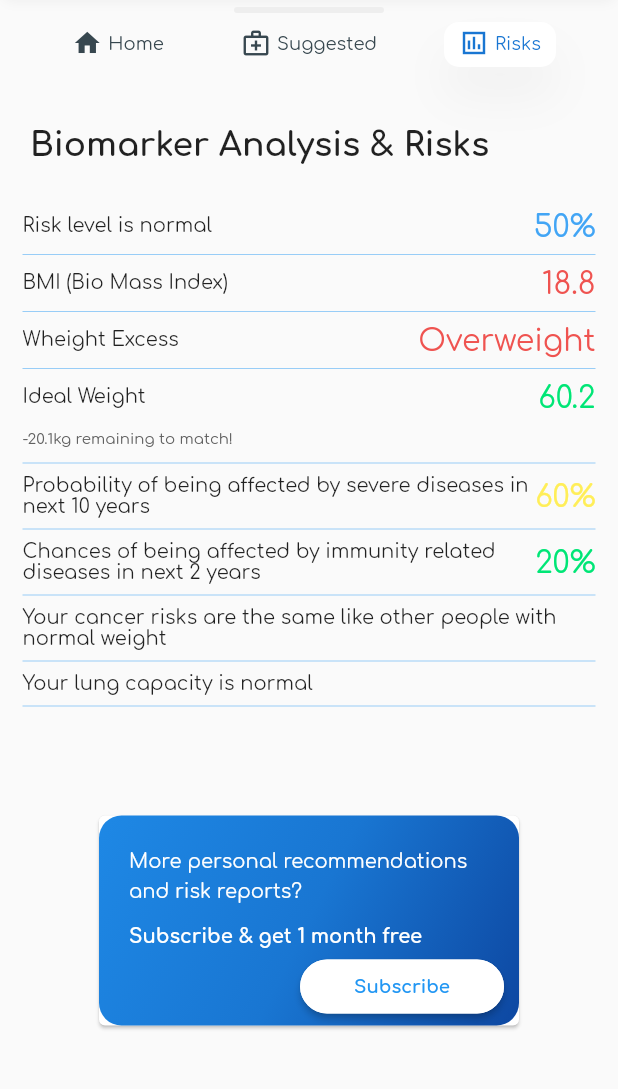
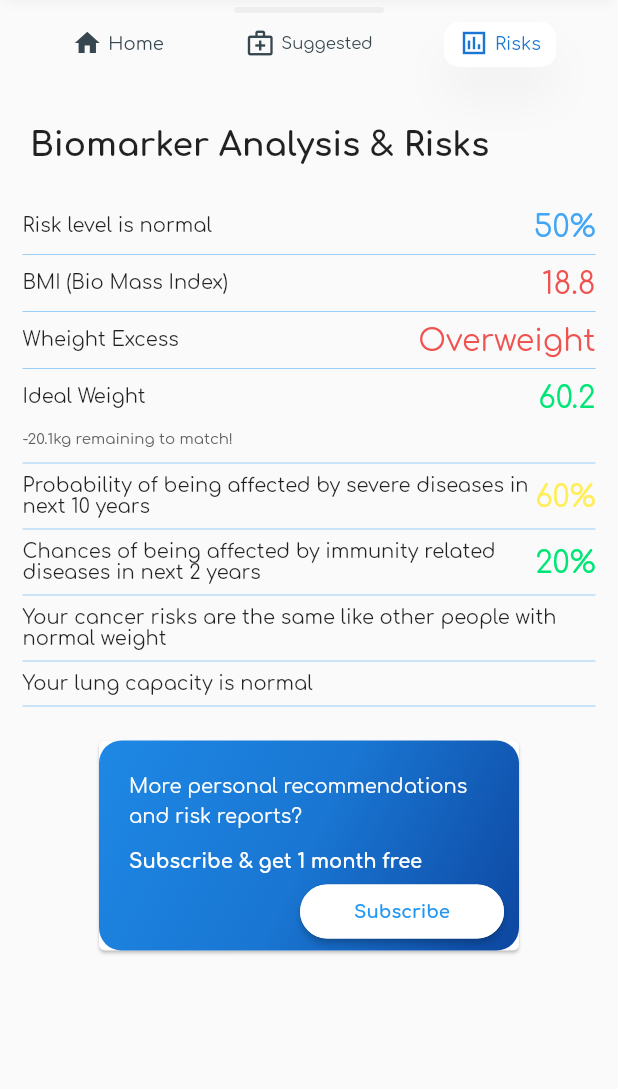
Before and after one commit to pelegopego/clone_longevity, a Flutter app: the screen it shows after launch, tab 3 chosen, on a phone screen of 412 x 824 dp, the part 143-1232 px from its top. Run offline on Flutter 3.47's test engine with Material 2 defaults, Android fonts, the light colour scheme and no system bars; our stand-ins replace carousel_slider, charts_flutter; network calls fail.

Commit message:
Visual ajusts for different resolutions

```diff
--- a/lib/src/features/screens/DashBoard.dart
+++ b/lib/src/features/screens/DashBoard.dart
@@ -102,7 +102,7 @@ class _ItemListViewState extends State<ItemListView>
                           const Text(
                             'Suggested',
                             style: TextStyle(
-                              fontSize: 12,
+                              fontSize: 11,
                               fontFamily: 'Comfortaa',
                             ),
                           )
@@ -140,7 +140,7 @@ class _ItemListViewState extends State<ItemListView>
         ),
         SliverToBoxAdapter(
             child: SizedBox(
-          height: MediaQuery.of(context).size.height * 0.9,
+          height: MediaQuery.of(context).size.height,
           child: TabBarView(
             physics: const NeverScrollableScrollPhysics(),
             controller: _tabController,
--- a/lib/src/features/screens/Risk.dart
+++ b/lib/src/features/screens/Risk.dart
@@ -61,7 +61,7 @@ class _RiskState extends State<Risk> {
         ],
       ),
       SizedBox(
-          height: 400,
+          height: 350,
           child: ListView.builder(
               physics: const NeverScrollableScrollPhysics(),
               itemCount: RiskItemList.length,
```
